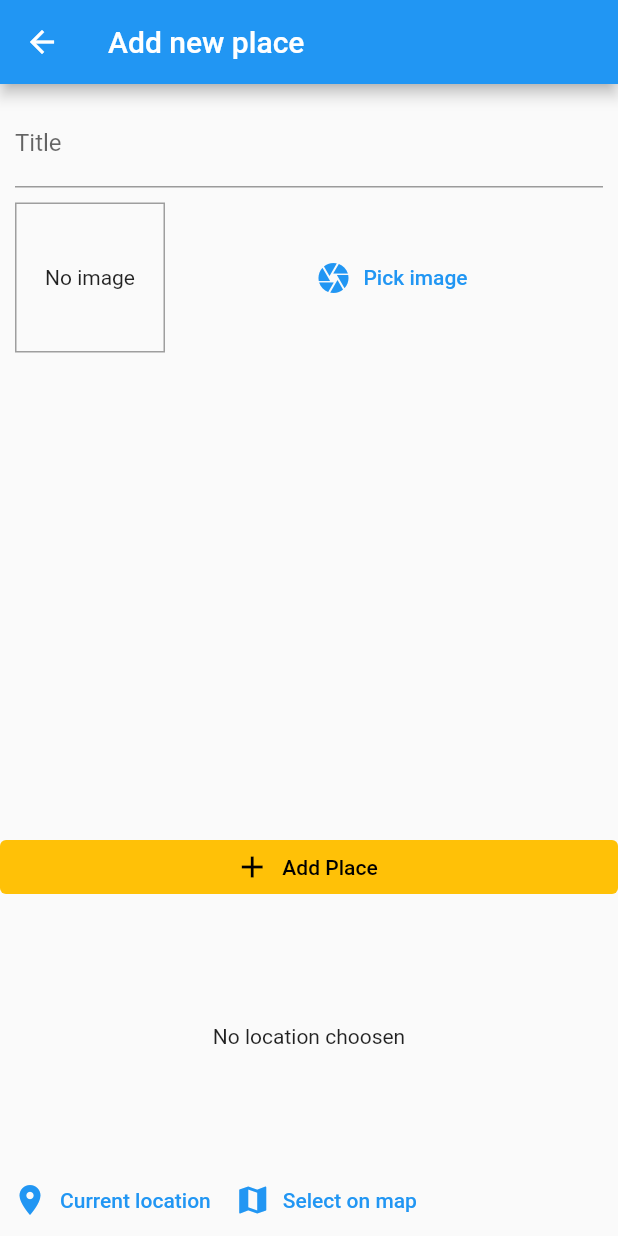
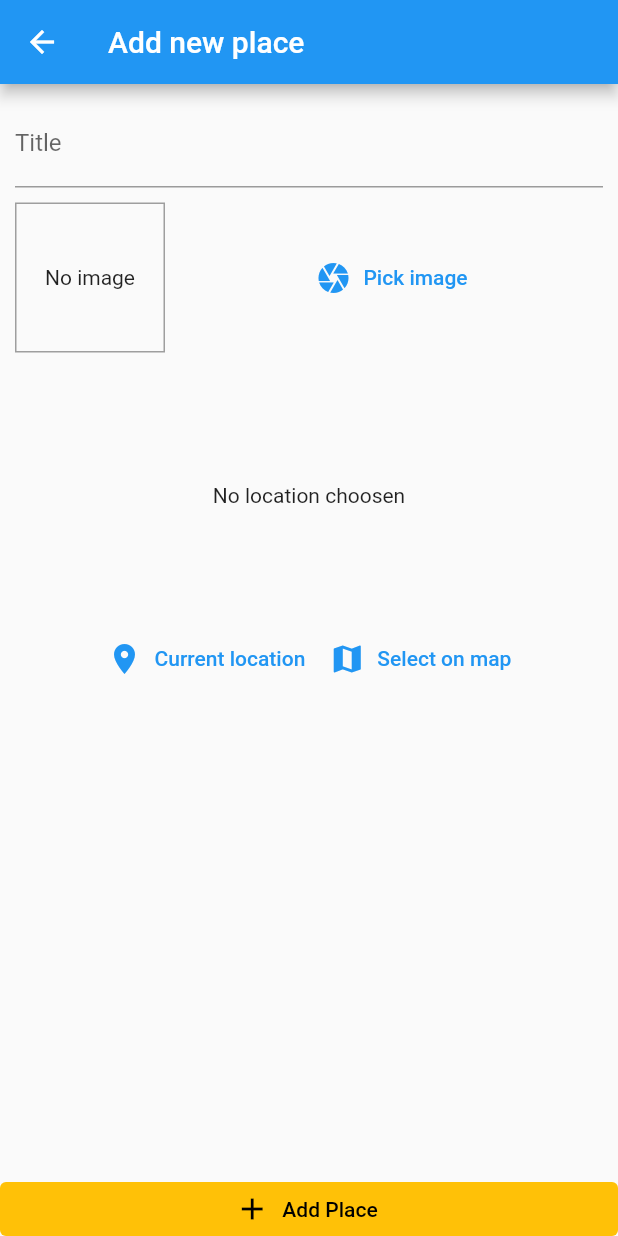
Before and after one commit to Rares23/my_locations, a Flutter app: the AddPlaceScreen screen opened by its route, after a tap on "Current location", on a phone screen of 412 x 824 dp. Run offline on Flutter 3.47's test engine with Material 2 defaults, Android fonts, the phone set to English and light mode, and no system bars; our stand-ins replace image_picker, location, sqflite; accounts and stored records are empty.

Commit message:
get current location of device

```diff
--- a/lib/screens/add_place_screen.dart
+++ b/lib/screens/add_place_screen.dart
@@ -55,6 +55,10 @@ class _AddPlaceScreenState extends State<AddPlaceScreen> {
                       height: 10,
                     ),
                     ImageInput(_selectImage),
+                    SizedBox(
+                      height: 10,
+                    ),
+                    LocationInput(),
                   ],
                 ),
               ),
@@ -73,10 +77,6 @@ class _AddPlaceScreenState extends State<AddPlaceScreen> {
               elevation: 0,
             ),
           ),
-          SizedBox(
-            height: 10,
-          ),
-          LocationInput(),
         ],
       ),
     );
--- a/lib/widgets/location_input.dart
+++ b/lib/widgets/location_input.dart
@@ -1,4 +1,5 @@
 import 'package:flutter/material.dart';
+import 'package:location/location.dart';
 
 class LocationInput extends StatefulWidget {
   @override
@@ -8,9 +9,16 @@ class LocationInput extends StatefulWidget {
 class _LocationInputState extends State<LocationInput> {
   String _previewImageUrl;
 
+  Future<void> _getCurrentUserLocation() async {
+    final locationData = await Location().getLocation();
+    print(locationData.latitude);
+    print(locationData.longitude);
+  }
+
   @override
   Widget build(BuildContext context) {
-    return Column(
+    return Container(
+      child: Column(
         children: [
           Container(
             height: 170,
@@ -27,10 +35,14 @@ class _LocationInputState extends State<LocationInput> {
                     width: double.infinity,
                   ),
           ),
-        Row(
+          Container(
+            child: Row(
+              mainAxisAlignment: MainAxisAlignment.center,
               children: [
                 TextButton.icon(
-              onPressed: () {},
+                  onPressed: () {
+                    _getCurrentUserLocation();
+                  },
                   icon: Icon(Icons.location_on),
                   label: Text("Current location"),
                 ),
@@ -41,7 +53,9 @@ class _LocationInputState extends State<LocationInput> {
                 ),
               ],
             ),
+          ),
         ],
+      ),
     );
   }
 }
```
Lines whose indentation alone changed are shown as unchanged.
